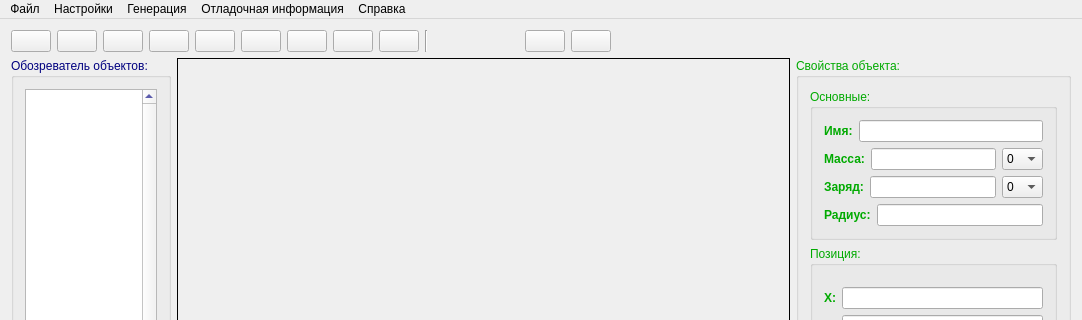
Old version of the form mainwindow.ui in the repository GRUB666/SPS---Simple-Physical-Simulator; both pictures show x 0 to 1082 and y 0 to 320 of the 1082 by 767 pixel window.
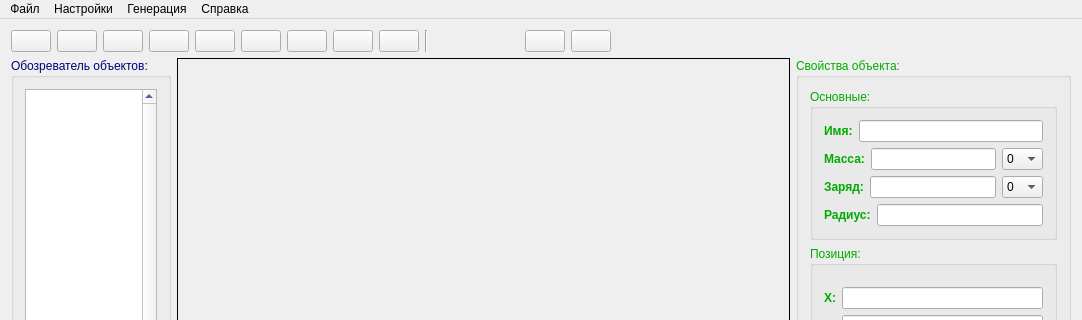
New version of the form. Custom widgets are drawn as their Qt base class.

What changed in the file:
```diff
--- a/mainwindow.ui
+++ b/mainwindow.ui
@@ -1596,11 +1596,6 @@
     </property>
     <addaction name="generate_action"/>
    </widget>
-   <widget class="QMenu" name="menu_4">
-    <property name="title">
-     <string>Отладочная информация</string>
-    </property>
-   </widget>
    <widget class="QMenu" name="menu_5">
     <property name="title">
      <string>Справка</string>
@@ -1611,7 +1606,6 @@
    <addaction name="menu"/>
    <addaction name="menu_2"/>
    <addaction name="menu_3"/>
-   <addaction name="menu_4"/>
    <addaction name="menu_5"/>
   </widget>
   <widget class="QStatusBar" name="statusBar"/>
```
Left out of the diff: 8 changed lines with no effect on the pictures.
